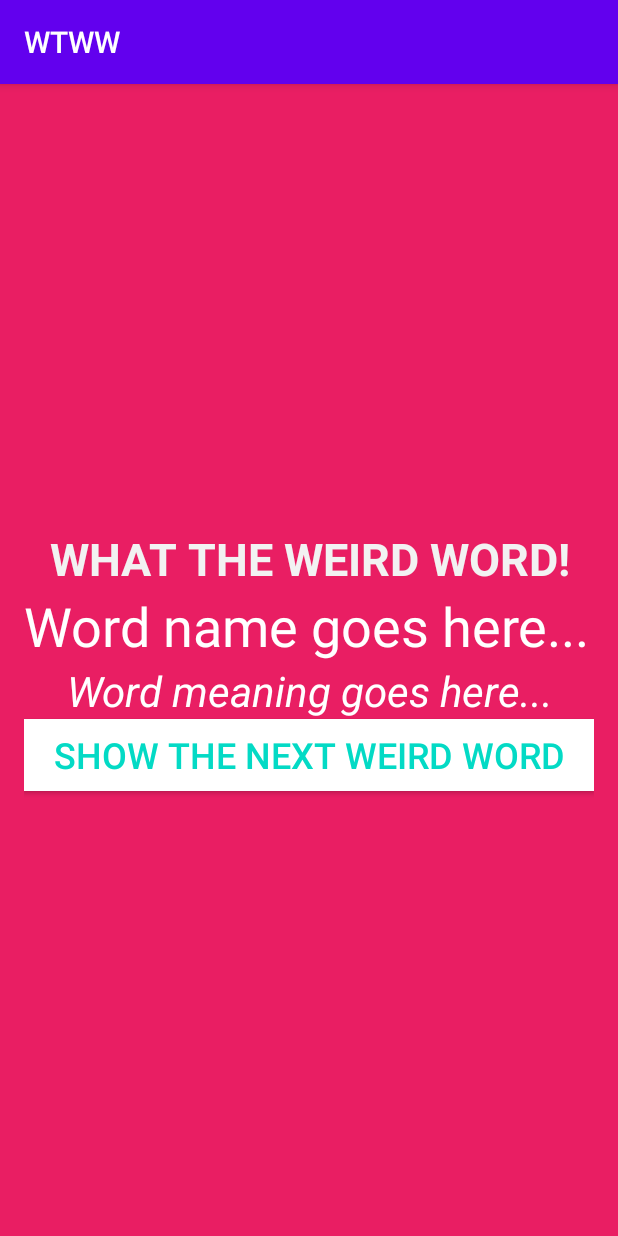
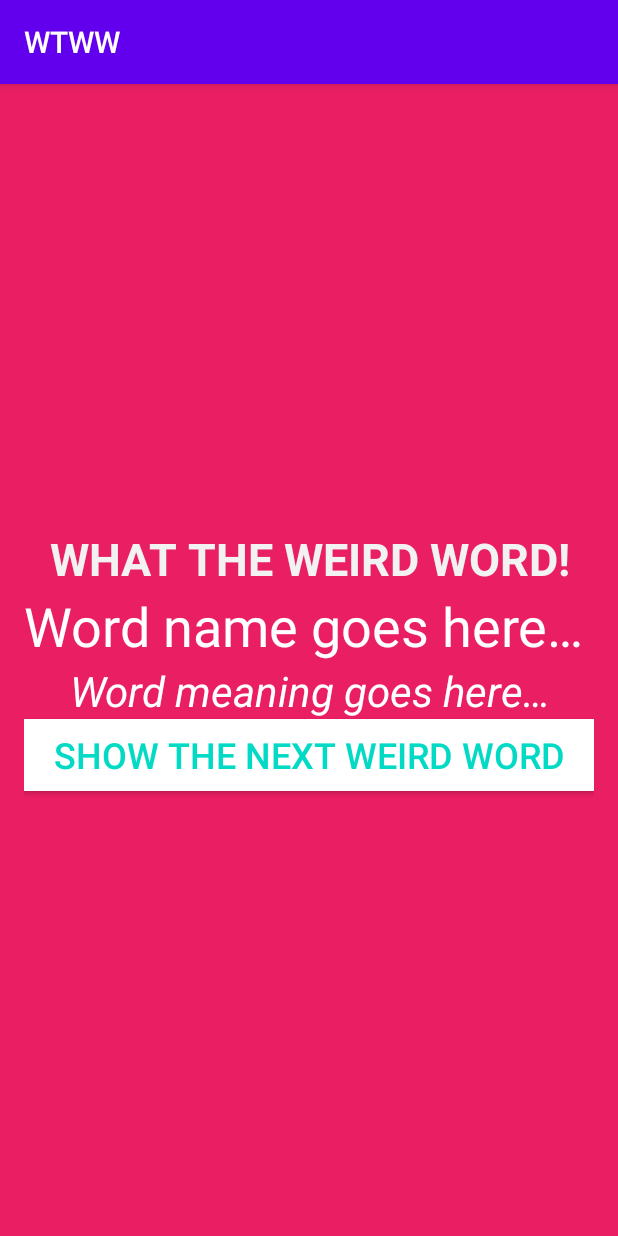
Before and after one commit to AlanAlv/weird-word, an Android app: the screen it shows after launch (MainActivity), on a phone screen of 412 x 824 dp. Run offline under Robolectric (Android 15) with nearby library versions, the phone set to English and light mode, and no system bars.

Commit message:
Changes string.xml

```diff
--- a/app/src/main/res/layout/activity_main.xml
+++ b/app/src/main/res/layout/activity_main.xml
@@ -18,7 +18,7 @@ tools:context="com.example.wtww.MainActivity">
         android:layout_height="wrap_content"
         android:textStyle="bold"
         android:gravity="center"
-        android:text="What The Weird Word!"
+        android:text="@string/app_label"
         android:textAllCaps="true"
         android:textColor="#F2F2F2"
         android:textSize="30sp"
@@ -28,7 +28,7 @@ tools:context="com.example.wtww.MainActivity">
         android:id="@+id/wordNameView"
         android:layout_width="match_parent"
         android:layout_height="wrap_content"
-        android:text="Word name goes here..."
+        android:text="@string/word_name_text"
         android:textColor="@android:color/white"
         android:textSize="36sp"/>
 
@@ -37,7 +37,7 @@ tools:context="com.example.wtww.MainActivity">
         android:layout_width="match_parent"
         android:layout_height="wrap_content"
         android:gravity="center"
-        android:text="Word meaning goes here..."
+        android:text="@string/word_meaning_text"
         android:textColor="@android:color/white"
         android:textSize="28sp"
         android:textStyle="italic"/>
@@ -47,7 +47,7 @@ tools:context="com.example.wtww.MainActivity">
         android:layout_width="match_parent"
         android:layout_height="wrap_content"
         android:background="@android:color/white"
-        android:text="SHOW THE NEXT WEIRD WORD"
+        android:text="@string/app_button"
         android:textColor="@color/colorAccent"
         android:textSize="24sp"/>
 
--- a/app/src/main/res/values/strings.xml
+++ b/app/src/main/res/values/strings.xml
@@ -1,3 +1,7 @@
 <resources>
     <string name="app_name">WTWW</string>
+    <string name="app_label">WHAT THE WEIRD WORD!</string>
+    <string name="app_button">SHOW THE NEXT WEIRD WORD</string>
+    <string name="word_name_text">Word name goes here…</string>
+    <string name="word_meaning_text">Word meaning goes here…</string>
 </resources>
```
